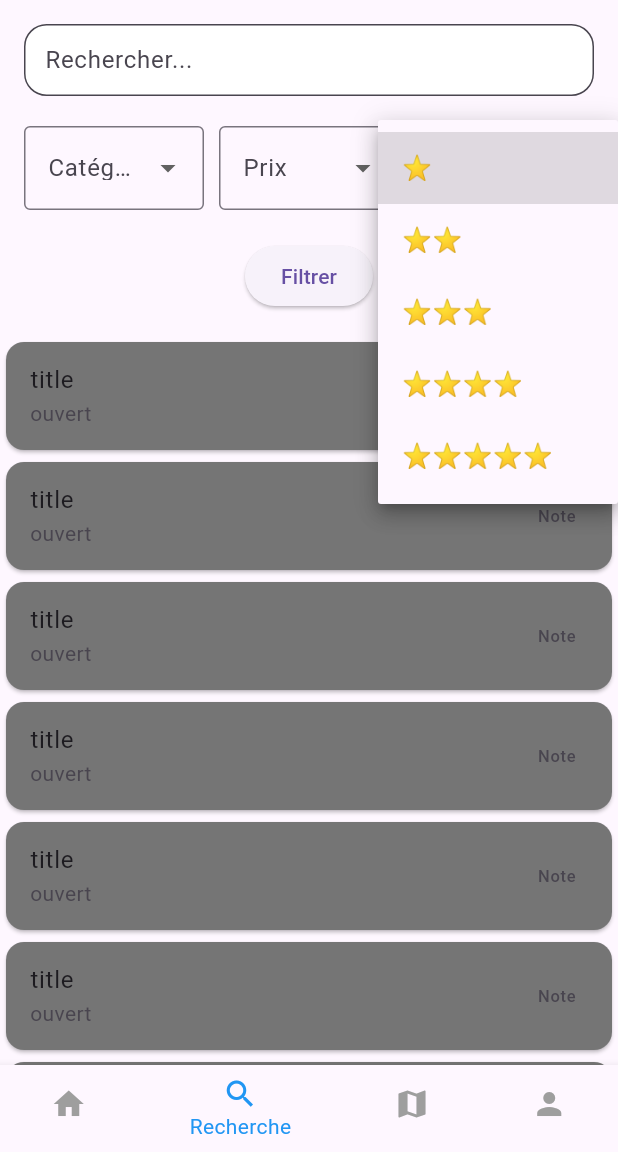
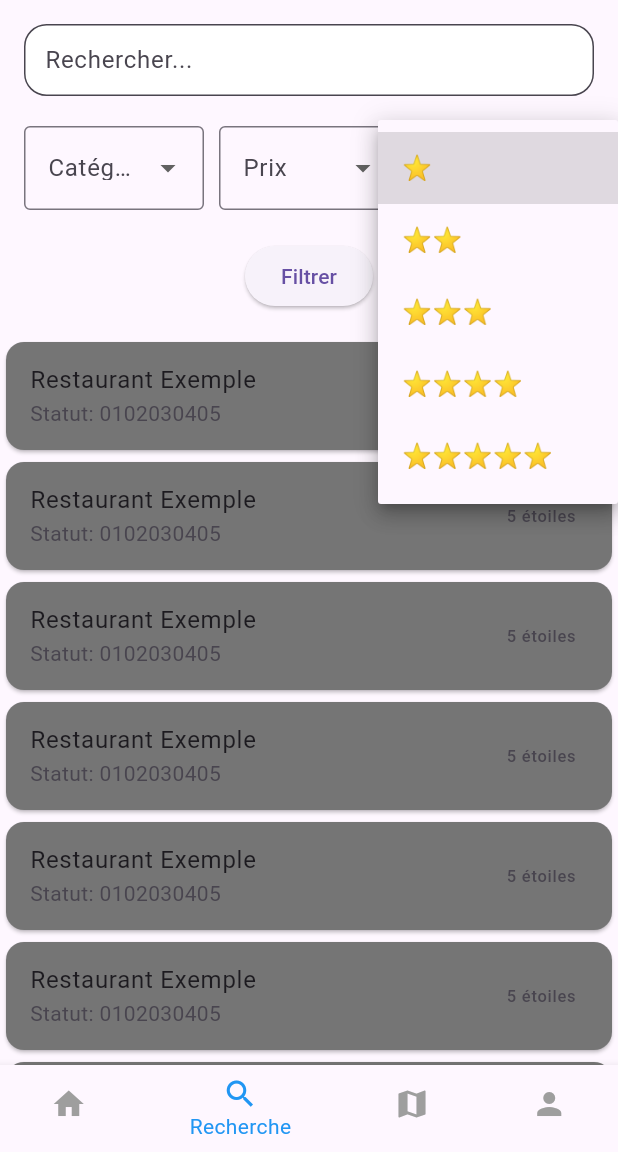
Before and after one commit to pierre-gangneux/sae_mobile, a Flutter app: the screen it shows after launch, item 2 of the bottom bar chosen, after a tap on "Note", on a phone screen of 412 x 824 dp, the part 84-1236 px from its top. Run offline on Flutter 3.47's test engine with Material 3 defaults, Android fonts, the phone set to English and light mode, and no system bars; drawn by our look-alikes of flutter_form_builder; our stand-ins replace go_router.

Commit message:
ajout d'un view model pour les restaurants

```diff
--- a/lib/Model/Restaurant.dart
+++ b/lib/Model/Restaurant.dart
@@ -62,4 +62,27 @@ class Restaurant {
 
   String? get getLongitude => longitude;
   String? get getLatitude => latitude;
+
+
+  static List<Restaurant> generateRestaurant(int i){
+    List<Restaurant> restaurants=[];
+    for(int n=0;n<i;n++){
+      restaurants.add(
+          Restaurant(
+            osmid: n.toString(),
+            nomRestaurant: "Restaurant Exemple",
+            etoiles: 5,
+            telephone: "0102030405",
+            siteInternet: "https://www.restaurantexemple.com",
+            facebook: "https://www.facebook.com/restaurantexemple",
+            vegetarien: "yes",
+            vegan: "no",
+            livraison: "yes",
+            latitude: "48.8566",
+            longitude: "2.3522",
+          )
+      );
+    }
+    return restaurants;
+  }
 }
--- /dev/null
+++ b/lib/ViewModels/restaurantViewModel.dart
@@ -0,0 +1,21 @@
+import 'package:flutter/cupertino.dart';
+import 'package:sae_mobile/Model/Restaurant.dart';
+
+
+class RestaurantViewModel extends ChangeNotifier{
+  late List<Restaurant> liste;
+
+  RestaurantViewModel(){
+    liste=[];
+    generateRestaurant();
+  }
+
+  void generateRestaurant(){
+    liste = Restaurant.generateRestaurant(50);
+    notifyListeners();
+  }
+
+  Restaurant? getRestaurantById(String id) {
+    return liste.firstWhere((restaurant) => restaurant.osmid == id, orElse: null);
+  }
+}
--- a/lib/Views/home.dart
+++ b/lib/Views/home.dart
@@ -1,5 +1,8 @@
 import 'package:flutter/material.dart';
+import 'package:provider/provider.dart';
 import 'package:sae_mobile/Views/viewRestaurant.dart';
+
+import '../ViewModels/restaurantViewModel.dart';
 
 class Home extends StatelessWidget {
   @override
@@ -18,7 +21,7 @@ class Home extends StatelessWidget {
                 style: TextStyle(fontSize: 20, fontWeight: FontWeight.bold),
                   textAlign: TextAlign.left
               ),
-              Expanded(child: ViewRestaurant(axis: Axis.horizontal)),
+              Expanded(child: ViewRestaurant(axis: Axis.horizontal, restaurants: context.watch<RestaurantViewModel>().liste)),
               // Deuxième section
               SizedBox(height: 35), // Espacement entre les éléments
               Text(
@@ -26,7 +29,7 @@ class Home extends StatelessWidget {
                   style: TextStyle(fontSize: 20, fontWeight: FontWeight.bold),
                   textAlign: TextAlign.left
               ),
-              Expanded(child: ViewRestaurant(axis: Axis.horizontal)),
+              Expanded(child: ViewRestaurant(axis: Axis.horizontal, restaurants: context.watch<RestaurantViewModel>().liste)),
             ],
           ),
       ),
--- a/lib/Views/restaurantDetailView.dart
+++ b/lib/Views/restaurantDetailView.dart
@@ -3,29 +3,12 @@ import 'package:url_launcher/url_launcher.dart';
 import '../Model/Restaurant.dart';
 
 class RestaurantDetailView extends StatelessWidget {
-  final String restaurantId;
+  final Restaurant restaurant;
 
-  const RestaurantDetailView({super.key, required this.restaurantId});
+  const RestaurantDetailView({super.key, required this.restaurant});
 
   @override
   Widget build(BuildContext context) {
-    return FutureBuilder<Restaurant>(
-      future: _getRestaurantById(restaurantId),  // Charger le restaurant par ID
-      builder: (context, snapshot) {
-        if (snapshot.connectionState == ConnectionState.waiting) {
-          return Center(child: CircularProgressIndicator());  // Afficher un indicateur de chargement
-        }
-
-        if (snapshot.hasError) {
-          return Center(child: Text("Erreur: ${snapshot.error}"));
-        }
-
-        final restaurant = snapshot.data;
-
-        if (restaurant == null) {
-          return Center(child: Text("Restaurant non trouvé"));
-        }
-
     return Scaffold(
       appBar: AppBar(
         title: Text(restaurant.nomRestaurant),
@@ -34,12 +17,6 @@ class RestaurantDetailView extends StatelessWidget {
         child: Column(
           crossAxisAlignment: CrossAxisAlignment.start,
           children: [
-                //Image.network(
-                 // "https://source.unsplash.com/400x300/?restaurant,food",
-                  //fit: BoxFit.cover,
-                  //width: double.infinity,
-                  //height: 200,
-                //),
             Padding(
               padding: const EdgeInsets.all(16.0),
               child: Column(
@@ -62,6 +39,7 @@ class RestaurantDetailView extends StatelessWidget {
                     ],
                   ),
                   SizedBox(height: 8),
+
                   // Téléphone et site internet
                   if (restaurant.telephone != null)
                     _buildInfoRow(Icons.phone, restaurant.telephone!, onTap: () {
@@ -75,13 +53,16 @@ class RestaurantDetailView extends StatelessWidget {
                     _buildInfoRow(Icons.facebook, "Facebook", onTap: () {
                       launchUrl(Uri.parse(restaurant.facebook!));
                     }),
+
                   SizedBox(height: 16),
+
                   // Services disponibles
                   Text(
                     "Services Disponibles",
                     style: TextStyle(fontSize: 20, fontWeight: FontWeight.bold),
                   ),
                   SizedBox(height: 8),
+
                   Wrap(
                     spacing: 10,
                     children: [
@@ -96,6 +77,8 @@ class RestaurantDetailView extends StatelessWidget {
                     ],
                   ),
                   SizedBox(height: 16),
+
+                  // Localisation
                   if (restaurant.latitude != null && restaurant.longitude != null)
                     ElevatedButton.icon(
                       onPressed: () {
@@ -112,10 +95,9 @@ class RestaurantDetailView extends StatelessWidget {
         ),
       ),
     );
-      },
-    );
   }
 
+  // Widget pour afficher une ligne d'information cliquable
   Widget _buildInfoRow(IconData icon, String text, {VoidCallback? onTap}) {
     return ListTile(
       leading: Icon(icon, color: Colors.blue),
@@ -124,30 +106,11 @@ class RestaurantDetailView extends StatelessWidget {
     );
   }
 
+  // Widget pour afficher un badge de service
   Widget _buildChip(String label) {
     return Chip(
       label: Text(label, style: TextStyle(color: Colors.white)),
       backgroundColor: Colors.blue,
     );
   }
-
-  // Fonction pour récupérer le restaurant par ID
-  Future<Restaurant> _getRestaurantById(String id) async {
-    //await Future.delayed(Duration(seconds: 2)); // Simuler un délai
-
-    // Retourne un restaurant fictif
-    return Restaurant(
-      osmid: id,
-      nomRestaurant: "Restaurant Exemple",
-      etoiles: 5,
-      telephone: "0102030405",
-      siteInternet: "https://www.restaurantexemple.com",
-      facebook: "https://www.facebook.com/restaurantexemple",
-      vegetarien: "yes",
-      vegan: "no",
-      livraison: "yes",
-      latitude: "48.8566",
-      longitude: "2.3522",
-    );
 }
-}
--- a/lib/Views/searchView.dart
+++ b/lib/Views/searchView.dart
@@ -1,6 +1,9 @@
 import 'package:flutter/material.dart';
 import 'package:flutter_form_builder/flutter_form_builder.dart';
+import 'package:provider/provider.dart';
 import 'package:sae_mobile/Views/viewRestaurant.dart';
+
+import '../ViewModels/restaurantViewModel.dart';
 
 class SearchView extends StatefulWidget {
   @override
@@ -103,7 +106,7 @@ class _SearchViewState extends State<SearchView> {
               ),
             ),
           ),
-          Expanded(child: ViewRestaurant(axis: Axis.vertical)),
+          Expanded(child: ViewRestaurant(axis: Axis.vertical, restaurants: context.watch<RestaurantViewModel>().liste,)),
         ],
       ),
     );
--- a/lib/Views/viewRestaurant.dart
+++ b/lib/Views/viewRestaurant.dart
@@ -1,30 +1,35 @@
 import 'package:flutter/material.dart';
 import 'package:go_router/go_router.dart';
+import '../Model/Restaurant.dart'; // Assurez-vous que le chemin est correct.
 
 class ViewRestaurant extends StatelessWidget {
-  final Axis axis; // Store the axis parameter
+  final Axis axis; // Propriété pour définir l'axe de défilement
+  final List<Restaurant> _restaurants; // Liste des restaurants
 
-  const ViewRestaurant({super.key, required this.axis}); // Proper constructor
+  ViewRestaurant({
+    super.key,
+    required this.axis,
+    required List<Restaurant> restaurants,
+  }) : _restaurants = restaurants;
 
-  Widget _restaurant2Widget(BuildContext context, String id) {
-    double screenWidth = MediaQuery
-        .of(context)
-        .size
-        .width;
-    double cardWidth = screenWidth * 0.8; // 80% of screen width
+
+  // Méthode pour afficher chaque carte de restaurant
+  Widget _restaurantCard(BuildContext context, Restaurant restaurant) {
+    double screenWidth = MediaQuery.of(context).size.width;
+    double cardWidth = screenWidth * 0.8; // 80% de la largeur de l'écran
 
     return SizedBox(
-      width: cardWidth.clamp(200, 400),
-      // Min 200, Max 400 to avoid extreme sizes
+      width: cardWidth.clamp(200, 400), // Largeur entre 200 et 400 pour éviter les tailles extrêmes
       child: Card(
-        child: InkWell( // Makes the whole card tappable with ripple effect
+        child: InkWell(
           onTap: () {
-            context.push('/restaurants/$id');
+            // Navigation vers la page de détails du restaurant via son ID
+            context.push('/restaurants/${restaurant.osmid}');
           },
           child: ListTile(
-            title: Text("title"),
-            subtitle: Text("ouvert"),
-            trailing: Text('Note'),
+            title: Text(restaurant.nomRestaurant),
+            subtitle: Text("Statut: ${restaurant.telephone ?? 'Non précisé'}"),
+            trailing: Text('${restaurant.etoiles} étoiles'),
           ),
         ),
       ),
@@ -34,15 +39,14 @@ class ViewRestaurant extends StatelessWidget {
   @override
   Widget build(BuildContext context) {
     return SizedBox(
-      height: 150, // Fixed height for ListView to work properly
+      height: 150, // Hauteur fixe pour que le ListView fonctionne correctement
       child: ListView.builder(
-        scrollDirection: axis, // Use class-level property
-        itemCount: 100,
+        scrollDirection: axis, // Utilisation de la propriété de classe pour l'axe de défilement
+        itemCount: _restaurants.length, // Nombre d'éléments dans la liste de restaurants
         itemBuilder: (context, index) {
-          return _restaurant2Widget(context, "1");
+          return _restaurantCard(context, _restaurants[index]);
         },
       ),
     );
   }
-
 }
--- a/lib/main.dart
+++ b/lib/main.dart
@@ -1,17 +1,25 @@
 import 'package:flutter/material.dart';
 import 'package:go_router/go_router.dart';
+import 'package:provider/provider.dart';
 import 'package:sae_mobile/Views/profilView.dart';
 import 'Views/home.dart';
 import 'Views/navigBottom.dart';
 import 'Views/restaurantDetailView.dart';
 import 'Views/searchView.dart';
 import 'Views/mapView.dart';
+import 'ViewModels/restaurantViewModel.dart';
 
 final GlobalKey<NavigatorState> _rootNavigatorKey = GlobalKey<NavigatorState>(debugLabel: 'root');
 final GlobalKey<NavigatorState> _sectionANavigatorKey = GlobalKey<NavigatorState>(debugLabel: 'sectionANav');
 
+
 void main() {
-  runApp(MyApp());
+  runApp(
+    ChangeNotifierProvider(
+      create: (context) => RestaurantViewModel(),
+      child: MyApp(),
+    ),
+  );
 }
 
 class MyApp extends StatelessWidget{
@@ -53,7 +61,17 @@ class MyApp extends StatelessWidget{
                       path: ':id', // Chemin enfant dynamique pour le détail du restaurant
                       builder: (BuildContext context, GoRouterState state) {
                         final String restaurantId = state.pathParameters['id']!;
-                        return RestaurantDetailView(restaurantId: restaurantId);
+                        // Récupérer l'objet Restaurant en fonction de l'ID via Provider
+                        final restaurantViewModel = Provider.of<RestaurantViewModel>(context);
+                        final restaurant = restaurantViewModel.getRestaurantById(restaurantId);
+
+                        if (restaurant == null) {
+                          return Scaffold(body: Center(child: Text('Restaurant non trouvé')));
+                        }
+
+                        // Passer l'objet Restaurant au widget RestaurantDetailView
+                        return RestaurantDetailView(restaurant: restaurant);
+
                       },
                     ),
                   ],
--- a/pubspec.yaml
+++ b/pubspec.yaml
@@ -37,6 +37,7 @@ dependencies:
   go_router: ^14.8.1
   flutter_form_builder: ^9.7.0
   url_launcher: ^6.3.1
+  provider: ^6.1.4
 
 dev_dependencies:
   flutter_test:
```
Also changed, not shown: pubspec.lock. Lines whose indentation alone changed are shown as unchanged.
